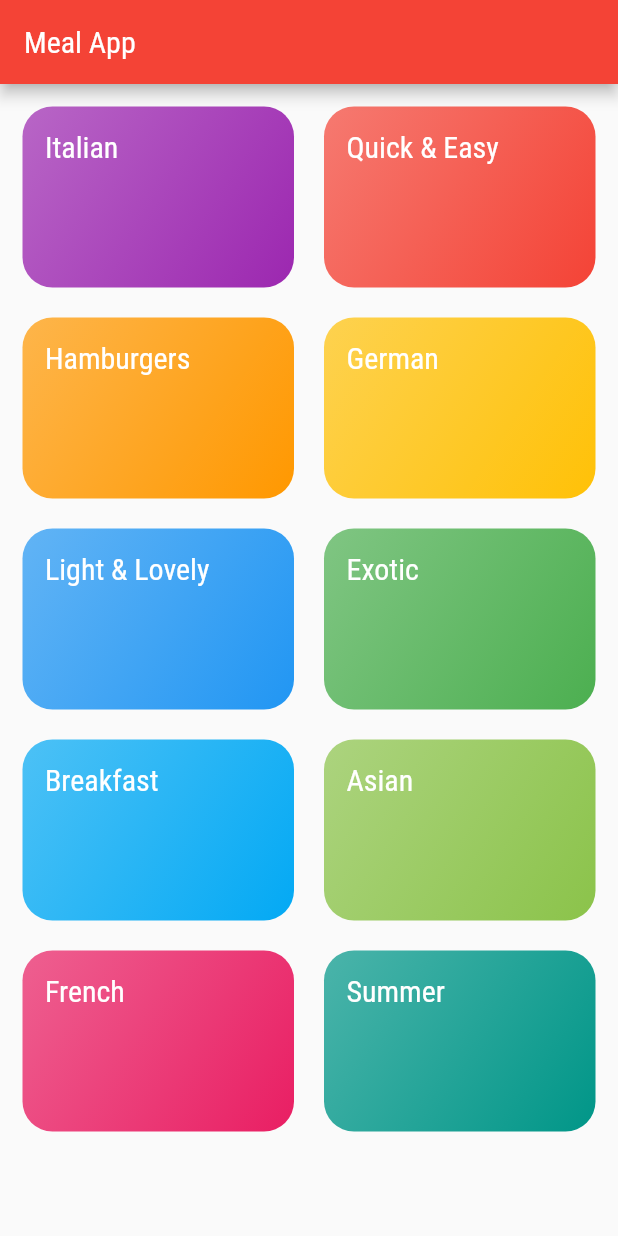
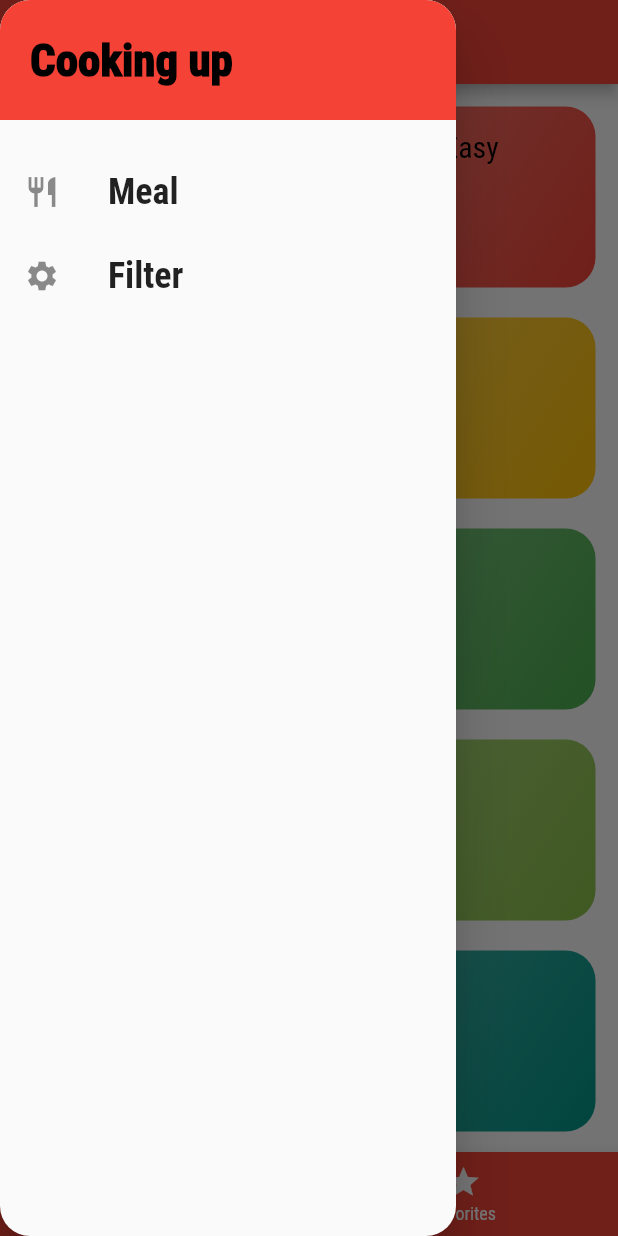
Before and after one commit to mrZAIN-ALI/meal_app, a Flutter app: the screen it shows after launch, with the side drawer open (before the commit the screen has no drawer), on a phone screen of 412 x 824 dp. Run offline on Flutter 3.47's test engine with Material 2 defaults, Android fonts, the phone set to English and light mode, and no system bars; Roboto replaces fonts that are missing (Raleway-Bold, RobotoCondensed).

Commit message:
Drawer Added

```diff
--- a/lib/main.dart
+++ b/lib/main.dart
@@ -1,7 +1,11 @@
 import 'package:flutter/material.dart';
+import 'package:meal_app/screens/filrersScreen.dart';
+
+import '../screens/tabBarScree.dart';
 import './screens/categories_Screen.dart';
-
 import './screens/category_Meal_Screen.dart';
+import './screens/mealDetails_Screen.dart';
+// import '../screens/FiltersScreen.dart';
 
 void main() {
   runApp( mealApp());
@@ -49,8 +53,8 @@ class mealApp extends StatelessWidget {
           ),
            bodyMedium: TextStyle(
             fontSize: 20,
-            color:Colors.white,
-            fontFamily: 'RobotoCondensed',
+            color:Colors.black,
+            fontFamily: 'Raleway-Bold',
           ),
            bodySmall: TextStyle(
             // fontSize: 20,
@@ -60,14 +64,21 @@ class mealApp extends StatelessWidget {
           titleLarge: TextStyle(
             fontSize: 20,
             fontFamily: 'RobotoCondensed',
+            color: Colors.black,
           )
         ),
       ),
       // home: CategoriesScreen(),
 
       routes: {
-        "/": (_) => CategoriesScreen(),
-        "/cat-meal-Screen":(_) => Category_Meal_Screen()
+        "/": (_) => TabBarScreen(),
+        "/cat-meal-Screen":(_) => Category_Meal_Screen() ,
+        MealDetailsScreen.routeName:(_) =>MealDetailsScreen(),
+        FiltersScreen.routeName:(_)=>FiltersScreen(),
+      },
+
+      onUnknownRoute: (settings) {
+        return MaterialPageRoute(builder: (context) => Category_Meal_Screen(),);
       },
     );
   }
--- a/lib/screens/categories_Screen.dart
+++ b/lib/screens/categories_Screen.dart
@@ -8,11 +8,7 @@ class CategoriesScreen extends StatelessWidget {
 
   @override
   Widget build(BuildContext context) {
-    return  Scaffold(
-      appBar: AppBar(
-        title: const Text("Meal App"),
-      ),
-      body: GridView(
+    return GridView(
         children: DUMMY_CATEGORIES
             .map((catData) => CategoryItem(id: catData.id,title: catData.title,color: catData.color,),
             ).toList() ,
@@ -23,7 +19,6 @@ class CategoriesScreen extends StatelessWidget {
           mainAxisSpacing: 20,
         ),
         padding: const EdgeInsets.all(15),
-      ),
     );
   }
 }
--- a/lib/screens/category_Meal_Screen.dart
+++ b/lib/screens/category_Meal_Screen.dart
@@ -25,7 +25,9 @@ class Category_Meal_Screen extends StatelessWidget {
       ),
 
       body: ListView.builder(itemBuilder: (ctx, index) {
-        return MealItem(title: categoryMEal[index].title,
+        return MealItem(
+         id: categoryMEal[index].id,
+         title: categoryMEal[index].title,
          imageUrl:categoryMEal[index].imageUrl ,
          duration: categoryMEal[index].duration,
          complexity: categoryMEal[index].complexity,
--- /dev/null
+++ b/lib/screens/tabBarScree.dart
@@ -0,0 +1,64 @@
+import 'package:flutter/material.dart';
+import 'package:flutter/rendering.dart';
+
+import '../widgets/main_Drawer.dart';
+import 'categories_Screen.dart';
+import 'favouritesScreen.dart';
+
+class TabBarScreen extends StatefulWidget {
+  const TabBarScreen({super.key});
+
+  @override
+  State<TabBarScreen> createState() => _TabBarScreenState();
+}
+
+class _TabBarScreenState extends State<TabBarScreen> {
+
+  final List<Map<String,dynamic>> _ListOfWidgets=[
+    {"page" : CategoriesScreen(),
+      "title" : "Categories",
+    },
+
+    {"page" : FavouritesScreen(),
+      "title" : "Favourite",
+    }
+  ];
+  int _selectedIndex=0;
+  void selectPage(int index){
+    setState(() {
+      _selectedIndex=index;
+    });
+  }
+
+  @override
+  Widget build(BuildContext context) {
+    return Scaffold(
+      appBar: AppBar(
+        title: Text(_ListOfWidgets[_selectedIndex]["title"] as String,),
+      ),
+      drawer: MainDrawer(),
+      body: _ListOfWidgets[_selectedIndex]["page"] as Widget,
+      bottomNavigationBar: BottomNavigationBar(
+        backgroundColor: Theme.of(context).colorScheme.primary,
+        currentIndex: _selectedIndex,
+        selectedItemColor: Theme.of(context).colorScheme.secondary,
+        unselectedItemColor: Theme.of(context).colorScheme.onPrimary,
+
+        items: const  [
+          BottomNavigationBarItem(
+            icon: Icon(Icons.category),
+            label: "Category",
+          ),
+
+          BottomNavigationBarItem(
+            icon: Icon(Icons.star),
+            label: "Favorites",
+          ),
+
+        ],
+
+        onTap: selectPage,
+      ),
+    );
+  }
+}
--- /dev/null
+++ b/lib/widgets/main_Drawer.dart
@@ -0,0 +1,75 @@
+import 'package:flutter/material.dart';
+
+
+import "../screens/filrersScreen.dart";
+
+class MainDrawer extends StatelessWidget {
+  const MainDrawer({super.key});
+  ListTile listTileBuilder(String title, IconData icon,Function loadSelectedPage) {
+    return ListTile(
+      leading: Icon(
+        icon,
+      ),
+      title: Text(
+        title,
+        style: const TextStyle(
+          fontFamily: 'RobotoCondensed',
+          fontSize: 24,
+          fontWeight: FontWeight.bold,
+        ),
+      ),
+      onTap: () {
+        loadSelectedPage();
+      },
+    );
+  }
+
+  @override
+  Widget build(BuildContext context) {
+    return SafeArea(
+      child: Drawer(
+        elevation: 16.0,
+        shape: const  RoundedRectangleBorder(
+          borderRadius:  BorderRadius.all(
+            Radius.circular(20),
+          ),
+        ),
+        child: Column(
+          children: [
+            Container(
+              decoration: BoxDecoration(
+                borderRadius:const  BorderRadius.only(
+                  topLeft: Radius.circular(20),
+                  topRight: Radius.circular(20),
+                ),
+                color: Theme.of(context).colorScheme.primary,
+              ),
+              width: double.infinity,
+              height: 80,
+              padding: EdgeInsets.all(20),
+              alignment: Alignment.centerLeft,
+
+              child:  Text(
+                "Cooking up",
+                style: TextStyle(
+                  fontWeight: FontWeight.w900,
+                  fontSize: 30,
+                  color: Theme.of(context).colorScheme.secondary,
+                ),
+              ),
+            ),
+            const SizedBox(
+              height: 20,
+            ),
+            listTileBuilder("Meal", Icons.restaurant,(){
+              Navigator.of(context).pushReplacementNamed("/");
+            },),
+            listTileBuilder("Filter", Icons.settings,(){
+              Navigator.of(context).pushReplacementNamed(FiltersScreen.routeName);
+            },),
+          ],
+        ),
+      ),
+    );
+  }
+}
```
Also changed, not shown: lib/screens/favouritesScreen.dart (added, +12 -0 lines), lib/screens/filrersScreen.dart (added, +18 -0 lines), lib/screens/mealDetails_Screen.dart (added, +105 -0 lines), lib/widgets/mealitems.dart (+10 -4 lines).
